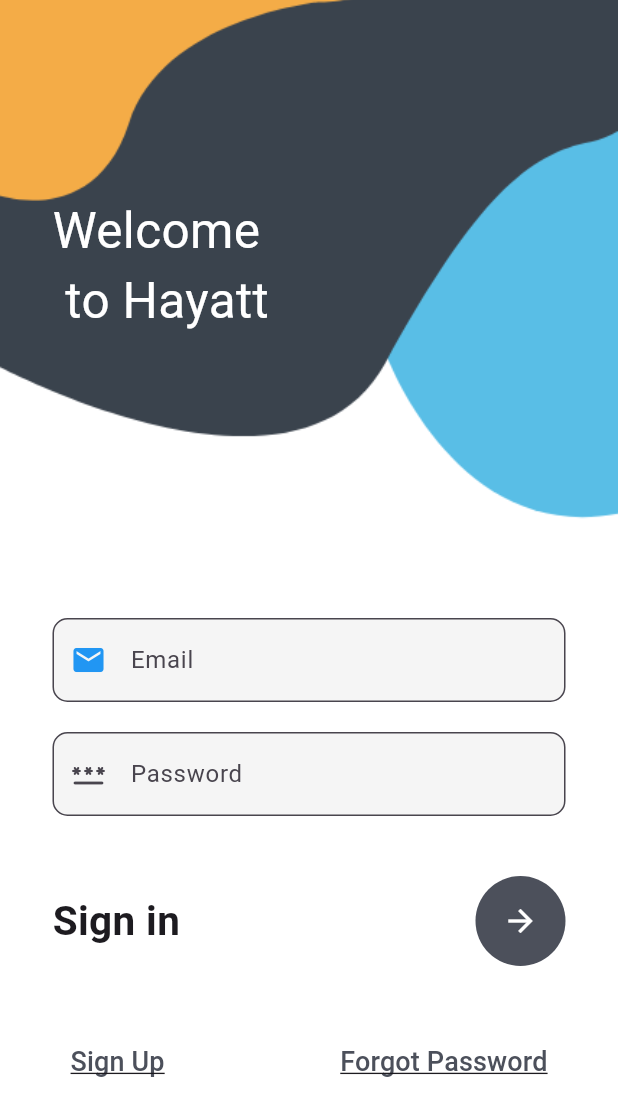
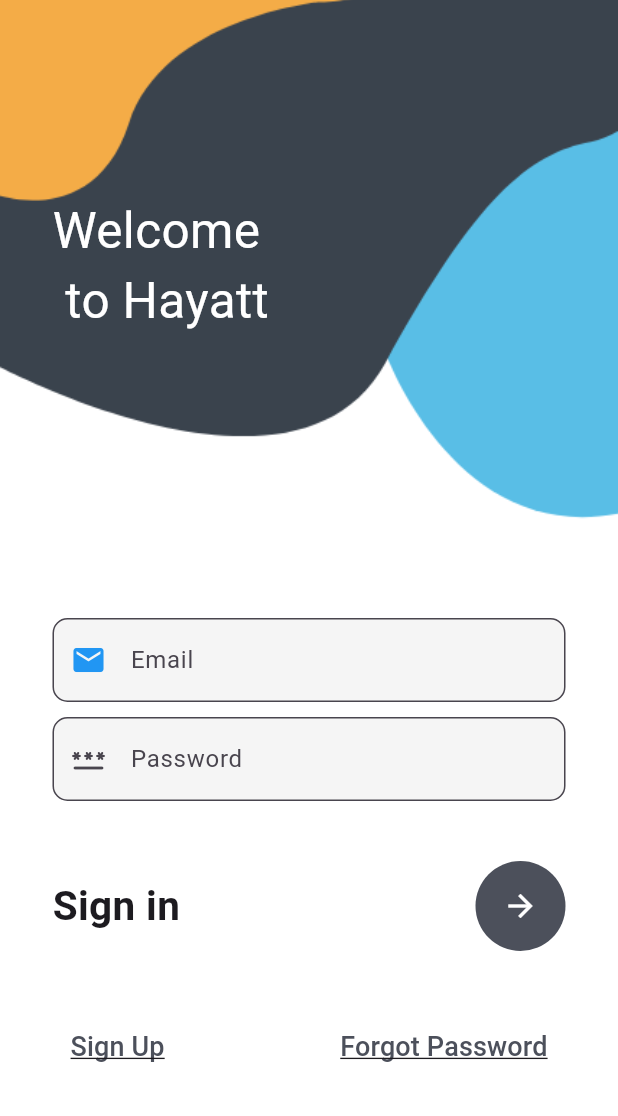
Before and after one commit to Atif007cr7/hotel-booking, a Flutter app: the MyLogin screen opened directly, on a phone screen of 412 x 824 dp. Shown: the top 1116 px of the screen. Run offline on Flutter 3.47's test engine with Material 3 defaults, Android fonts, the phone set to English and light mode, and no system bars; our stand-ins replace carousel_slider, get.

Commit message:
login screen update

```diff
--- a/lib/Screens/login.dart
+++ b/lib/Screens/login.dart
@@ -53,10 +53,11 @@
                               ),
                               border: OutlineInputBorder(
                                 borderRadius: BorderRadius.circular(10),
-                                )),
+                              ),
+                            ),
                           ),
                           SizedBox(
-                            height: 20,
+                            height: 10,
                           ),
                           TextField(
                             style: TextStyle(),
--- a/lib/Screens/sign_up.dart
+++ b/lib/Screens/sign_up.dart
@@ -13,7 +13,8 @@
     return Container(
       decoration: const BoxDecoration(
         image: DecorationImage(
-            image: AssetImage('assets/register.png'), fit: BoxFit.cover),
+            image: AssetImage('assets/login_signup/register.png'),
+            fit: BoxFit.cover),
       ),
       child: Scaffold(
         backgroundColor: Colors.transparent,
```
Lines whose indentation alone changed are shown as unchanged.
